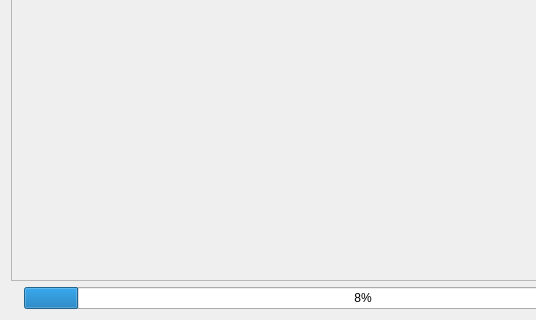
Above: src/dialog_testwindow.ui from gyunaev/karlyriceditor before the change; both pictures show x 0 to 536 and y 150 to 470 of the 726 by 470 pixel window. Below: the same form after it.
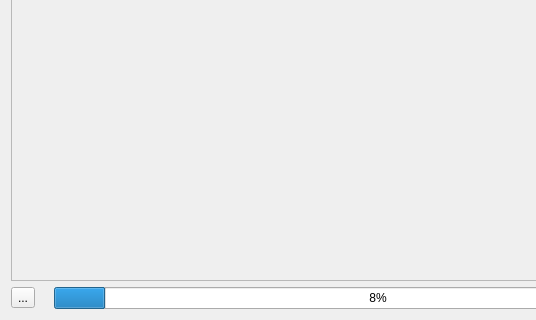
That is the form after the change. Icons and pictures are not drawn.

Commit message: Added a button on the test window to find the start timing mark for the currently played lyrics. Based on Dario Abatianni idea.

Diff of the .ui file:
```diff
--- a/src/dialog_testwindow.ui
+++ b/src/dialog_testwindow.ui
@@ -35,6 +35,23 @@
      <property name="sizeConstraint">
       <enum>QLayout::SetMinimumSize</enum>
      </property>
+     <item>
+      <widget class="QToolButton" name="btnLocateTimemark">
+       <property name="toolTip">
+        <string>&lt;html&gt;&lt;head/&gt;&lt;body&gt;&lt;p&gt;Locates the start timing mark for the currently played lyrics in the editor, and moves the editor cursor to this mark.&lt;/p&gt;&lt;/body&gt;&lt;/html&gt;</string>
+       </property>
+       <property name="text">
+        <string>...</string>
+       </property>
+       <property name="icon">
+        <iconset resource="resources.qrc">
+         <normaloff>:/images/draw-arrow-forward.png</normaloff>:/images/draw-arrow-forward.png</iconset>
+       </property>
+       <property name="checkable">
+        <bool>false</bool>
+       </property>
+      </widget>
+     </item>
      <item>
       <widget class="QLabel" name="lblCurrent">
        <property name="text">
```
Left out of the diff: 4 changed lines with no effect on the pictures. The commit also changes 7 other files.
